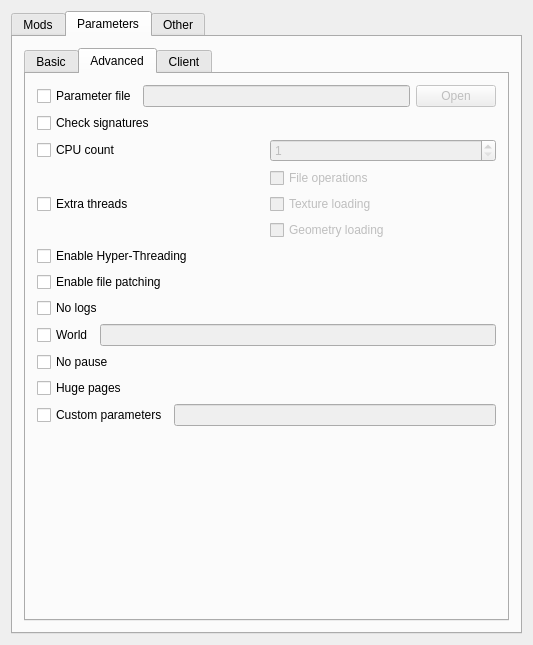
Above: src/arma3-unix-launcher/mainwindow.ui from muttleyxd/arma3-unix-launcher before the change. Below: the same form after it.
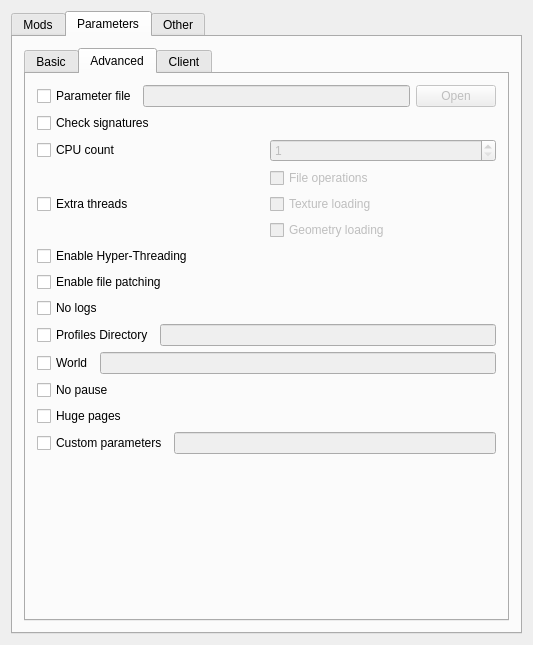
That is the form after the change. The open tabs and pages were chosen to show the change. Icons and pictures are not drawn. Custom widgets are drawn as their Qt base class.

Commit message: feat: add support for "-profiles"

The edit to the form file:
```diff
--- a/src/arma3-unix-launcher/mainwindow.ui
+++ b/src/arma3-unix-launcher/mainwindow.ui
@@ -448,6 +448,24 @@
                   </property>
                  </widget>
                 </item>
+                <item>
+                 <layout class="QHBoxLayout" name="layout_horizontal_parameters_advanced_profiles">
+                  <item>
+                   <widget class="QCheckBox" name="checkbox_profiles">
+                    <property name="text">
+                     <string>Profiles Directory</string>
+                    </property>
+                   </widget>
+                  </item>
+                  <item>
+                   <widget class="QLineEdit" name="textbox_profiles">
+                    <property name="enabled">
+                     <bool>false</bool>
+                    </property>
+                   </widget>
+                  </item>
+                 </layout>
+                </item>
                 <item>
                  <layout class="QHBoxLayout" name="layout_horizontal_parameters_advanced_world">
                   <item>
```
The commit also changes 3 other files.
